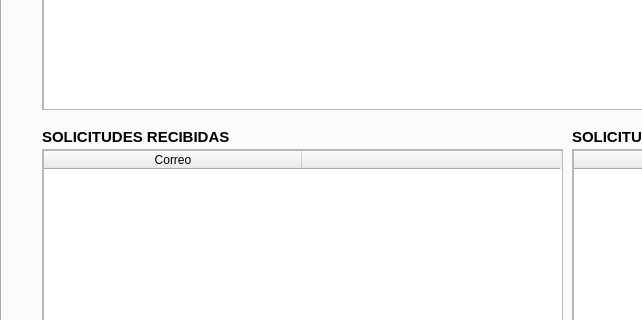
Old version of the form Fase2/main/usuarios.ui in the repository Kevin-alvarez1/PROYECTO_MULTIFASES_RED_SOCIAL; both pictures show x 0 to 642 and y 147 to 467 of the 1138 by 557 pixel window.
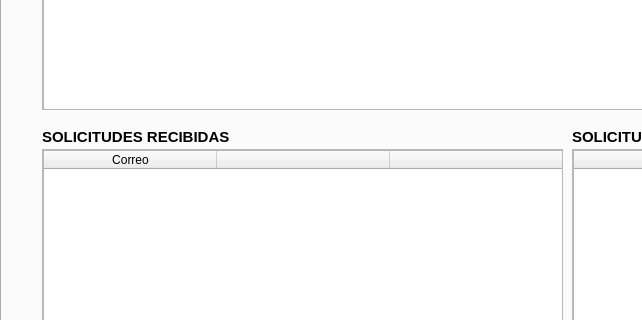
New version of the form. Icons and pictures are not drawn.

The edit to the form file:
```diff
--- a/Fase2/main/usuarios.ui
+++ b/Fase2/main/usuarios.ui
@@ -587,7 +587,7 @@
         </rect>
        </property>
        <attribute name="horizontalHeaderDefaultSectionSize">
-        <number>258</number>
+        <number>173</number>
        </attribute>
        <column>
         <property name="text">
@@ -599,6 +599,11 @@
          <string/>
         </property>
        </column>
+       <column>
+        <property name="text">
+         <string/>
+        </property>
+       </column>
       </widget>
      </widget>
     </widget>
```
